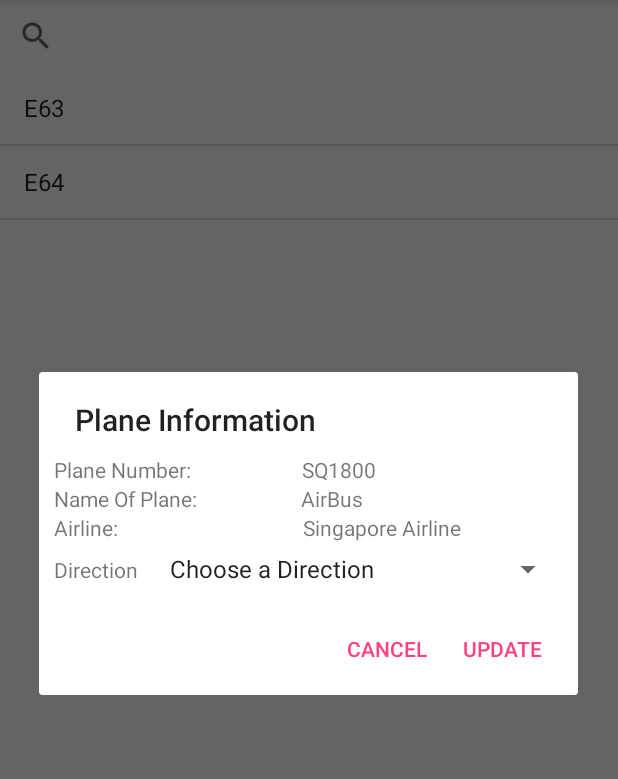
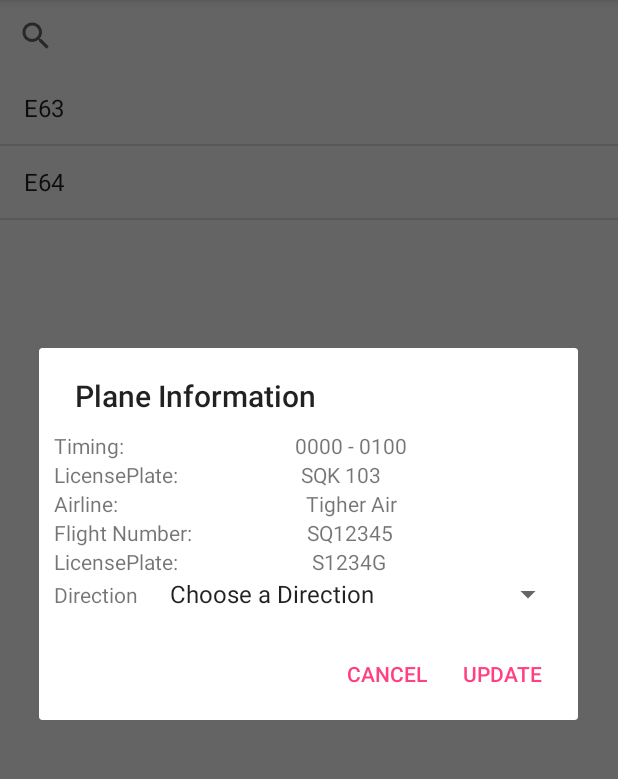
Before and after one commit to Edwinxwj/ChangiAirportGroup, an Android app: the screen it shows after launch (MainActivityAirTraffic), after a tap on "E63", on a phone screen of 412 x 824 dp, the part 84-863 px from its top. Run offline under Robolectric (Android 15) with nearby library versions, the phone set to English and light mode, and no system bars.

Commit message:
6/7/2017 updated

```diff
--- a/app/src/main/AndroidManifest.xml
+++ b/app/src/main/AndroidManifest.xml
@@ -9,7 +9,6 @@
         android:roundIcon="@mipmap/ic_launcher_round"
         android:supportsRtl="true"
         android:theme="@style/AppTheme">
-
         <activity android:name=".MainActivityAirTraffic">
             <intent-filter>
                 <action android:name="android.intent.action.MAIN" />
@@ -17,6 +16,7 @@
                 <category android:name="android.intent.category.LAUNCHER" />
             </intent-filter>
         </activity>
+        <activity android:name=".SecondActivityAirtraffic"/>
     </application>
 
 </manifest>
--- a/app/src/main/res/layout/activity_alert_airtraffic.xml
+++ b/app/src/main/res/layout/activity_alert_airtraffic.xml
@@ -15,14 +15,14 @@
             android:layout_width="wrap_content"
             android:layout_height="wrap_content"
             android:layout_weight="0.4"
-            android:text="Plane Number: " />
+            android:text="Timing: " />
 
         <TextView
             android:id="@+id/textView2"
             android:layout_width="wrap_content"
             android:layout_height="wrap_content"
-            android:layout_weight="0.70"
-            android:text="SQ1800" />
+            android:layout_weight="0.36"
+            android:text="0000 - 0100 " />
 
     </LinearLayout>
 
@@ -36,20 +36,20 @@
             android:layout_width="wrap_content"
             android:layout_height="wrap_content"
             android:layout_weight="0.2"
-            android:text="Name Of Plane: " />
+            android:text="LicensePlate:  " />
 
         <TextView
             android:id="@+id/textView3"
             android:layout_width="wrap_content"
             android:layout_height="wrap_content"
-            android:layout_weight="0.40"
-            android:text="AirBus" />
+            android:layout_weight="0.32"
+            android:text="SQK 103" />
 
     </LinearLayout>
 
     <LinearLayout
         android:layout_width="match_parent"
-        android:layout_height="25dp"
+        android:layout_height="wrap_content"
         android:orientation="horizontal">
 
         <TextView
@@ -63,8 +63,50 @@
             android:id="@+id/textView4"
             android:layout_width="wrap_content"
             android:layout_height="wrap_content"
+            android:layout_weight="0.77"
+            android:text="Tigher Air" />
+
+    </LinearLayout>
+
+    <LinearLayout
+        android:layout_width="match_parent"
+        android:layout_height="wrap_content"
+        android:orientation="horizontal">
+
+        <TextView
+            android:id="@+id/tvFlightNumAlert"
+            android:layout_width="139dp"
+            android:layout_height="wrap_content"
+            android:layout_weight="0.2"
+            android:text="Flight Number: " />
+
+        <TextView
+            android:id="@+id/textView5"
+            android:layout_width="wrap_content"
+            android:layout_height="wrap_content"
+            android:layout_weight="0.76"
+            android:text="SQ12345" />
+
+    </LinearLayout>
+
+    <LinearLayout
+        android:layout_width="match_parent"
+        android:layout_height="wrap_content"
+        android:orientation="horizontal">
+
+        <TextView
+            android:id="@+id/tvLicensePlateAlert"
+            android:layout_width="139dp"
+            android:layout_height="wrap_content"
             android:layout_weight="0.5"
-            android:text="Singapore Airline" />
+            android:text="LicensePlate: " />
+
+        <TextView
+            android:id="@+id/textView6"
+            android:layout_width="wrap_content"
+            android:layout_height="wrap_content"
+            android:layout_weight="1.78"
+            android:text="S1234G" />
 
     </LinearLayout>
 
```
Also changed, not shown: app/src/main/java/sg/edu/rp/c346/changiairportgroup/CustomAdapterAirtraffic.java (added, +70 -0 lines), app/src/main/java/sg/edu/rp/c346/changiairportgroup/Plane.java (added, +41 -0 lines), app/src/main/java/sg/edu/rp/c346/changiairportgroup/SecondActivityAirtraffic.java (added, +119 -0 lines), app/src/main/res/layout/activity_second_airtraffic.xml (added, +30 -0 lines), app/src/main/res/layout/row.xml (added, +75 -0 lines), app/src/main/res/values/strings.xml (+11 -1 lines), app/src/main/res/drawable/green.jpg (added).
